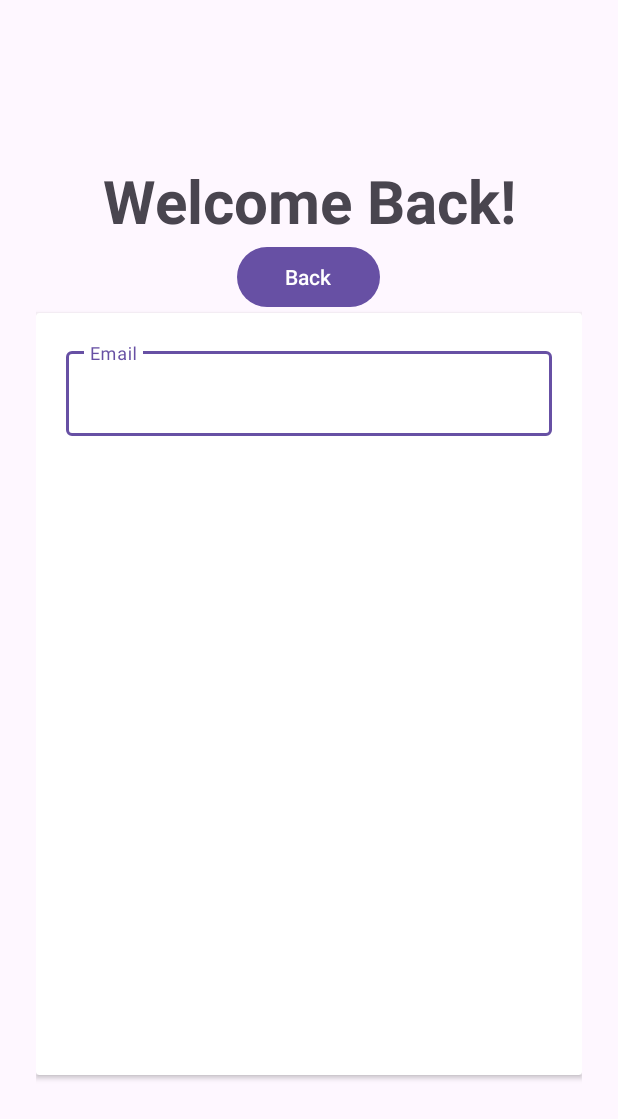
After one commit to shresta-28/Daily_Pebble, an Android app: the SignIn screen opened directly, with no data from a screen before it, on a phone screen of 412 x 824 dp. The commit adds this screen. Shown: the top 1119 px of the screen. Run offline under Robolectric (Android 15) with nearby library versions, the phone set to English and light mode, and no system bars.

Commit message:
user sign-in and sign-up pages made

```diff
--- a/app/build.gradle.kts
+++ b/app/build.gradle.kts
@@ -38,6 +38,7 @@ android {
 dependencies {
     implementation(libs.androidx.activity.ktx)
     implementation(libs.androidx.appcompat)
+    implementation(libs.androidx.cardview)
     implementation(libs.androidx.constraintlayout)
     implementation(libs.androidx.core.ktx)
     implementation(libs.androidx.viewpager2)
--- a/app/src/main/AndroidManifest.xml
+++ b/app/src/main/AndroidManifest.xml
@@ -21,6 +21,8 @@
                 <category android:name="android.intent.category.LAUNCHER" />
             </intent-filter>
         </activity>
+        <activity android:name=".SignIn"/>
+        <activity android:name=".SignUp"/>
     </application>
 
 </manifest>
--- /dev/null
+++ b/app/src/main/java/com/dailypebble/SignIn.kt
@@ -0,0 +1,11 @@
+package com.dailypebble
+
+import android.os.Bundle
+import androidx.appcompat.app.AppCompatActivity
+
+class SignIn : AppCompatActivity(){
+    override fun onCreate(savedInstanceState : Bundle?){
+        super.onCreate(savedInstanceState)
+        setContentView(R.layout.sign_in)
+    }
+}
--- a/app/src/main/res/layout/activity_main.xml
+++ b/app/src/main/res/layout/activity_main.xml
@@ -46,7 +46,7 @@
     </com.google.android.material.tabs.TabLayout>
 
     <Button
-        android:id="@+id/button2"
+        android:id="@+id/SignUpPageButton"
         android:layout_width="280dp"
         android:layout_height="wrap_content"
         android:text="Begin Your Journey!"
@@ -55,7 +55,7 @@
         />
 
     <Button
-        android:id="@+id/button3"
+        android:id="@+id/SignInPageButton"
         android:layout_width="match_parent"
         android:layout_height="26dp"
         android:maxHeight="10dp"
--- /dev/null
+++ b/app/src/main/res/layout/sign_in.xml
@@ -0,0 +1,56 @@
+<?xml version="1.0" encoding="utf-8"?>
+<LinearLayout xmlns:android="http://schemas.android.com/apk/res/android"
+    xmlns:tools="http://schemas.android.com/tools"
+    android:layout_width="match_parent"
+    android:layout_height="match_parent"
+    android:orientation="vertical"
+    android:gravity="center"
+    android:padding="24dp"
+    tools:context=".SignIn">
+
+    <TextView
+        android:id="@+id/textView"
+        android:layout_width="match_parent"
+        android:layout_height="wrap_content"
+        android:text="Welcome Back!"
+        android:gravity="center"
+        android:textSize="40dp"
+        android:textStyle="bold"
+        />
+
+    <Button
+        android:id="@+id/button"
+        android:layout_width="95dp"
+        android:layout_height="wrap_content"
+        android:text="Back" />
+
+    <androidx.cardview.widget.CardView
+        android:layout_width="match_parent"
+        android:layout_height="508dp" >
+
+        <LinearLayout
+            android:layout_width="match_parent"
+            android:layout_height="wrap_content"
+            android:orientation="vertical"
+            android:padding="20dp">
+
+            <com.google.android.material.textfield.TextInputLayout
+                android:layout_width="match_parent"
+                android:layout_height="wrap_content"
+                android:hint="Email"
+                style="@style/Widget.MaterialComponents.TextInputLayout.OutlinedBox"
+                >
+
+                <com.google.android.material.textfield.TextInputEditText
+                    android:layout_width="match_parent"
+                    android:layout_height="wrap_content"
+                    android:inputType="textEmailAddress">
+
+                </com.google.android.material.textfield.TextInputEditText>
+            </com.google.android.material.textfield.TextInputLayout>
+
+        </LinearLayout>
+
+    </androidx.cardview.widget.CardView>
+
+</LinearLayout>
--- a/gradle/libs.versions.toml
+++ b/gradle/libs.versions.toml
@@ -9,6 +9,7 @@ material = "1.10.0"
 activityKtx = "1.13.0"
 constraintlayout = "2.1.4"
 viewpager2 = "1.1.0"
+cardview = "1.0.0"
 
 [libraries]
 androidx-core-ktx = { group = "androidx.core", name = "core-ktx", version.ref = "coreKtx" }
@@ -20,6 +21,7 @@ material = { group = "com.google.android.material", name = "material", version.r
 androidx-activity-ktx = { group = "androidx.activity", name = "activity-ktx", version.ref = "activityKtx" }
 androidx-constraintlayout = { group = "androidx.constraintlayout", name = "constraintlayout", version.ref = "constraintlayout" }
 androidx-viewpager2 = { group = "androidx.viewpager2", name = "viewpager2", version.ref = "viewpager2" }
+androidx-cardview = { group = "androidx.cardview", name = "cardview", version.ref = "cardview" }
 
 [plugins]
 android-application = { id = "com.android.application", version.ref = "agp" }
```
Also changed, not shown: app/src/main/java/com/dailypebble/MainActivity.kt (+15 -1 lines), app/src/main/java/com/dailypebble/SignUp.kt (added, +11 -0 lines), app/src/main/res/layout/sign_up.xml (added, +10 -0 lines), gradle/wrapper/gradle-wrapper.properties.
